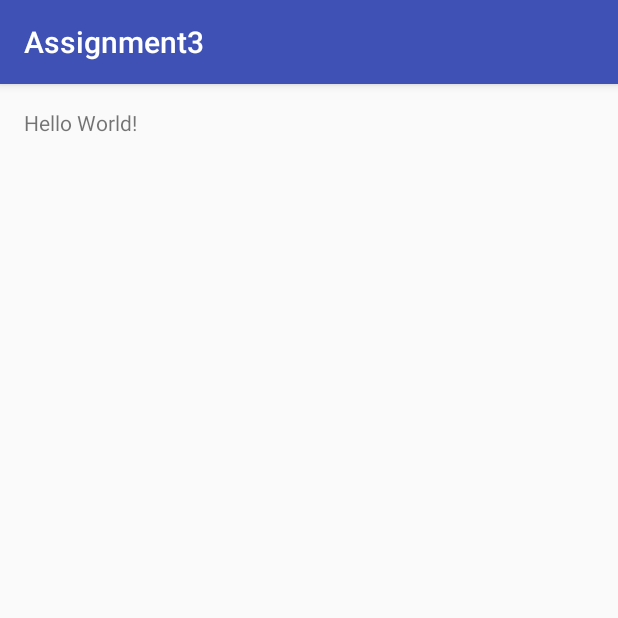
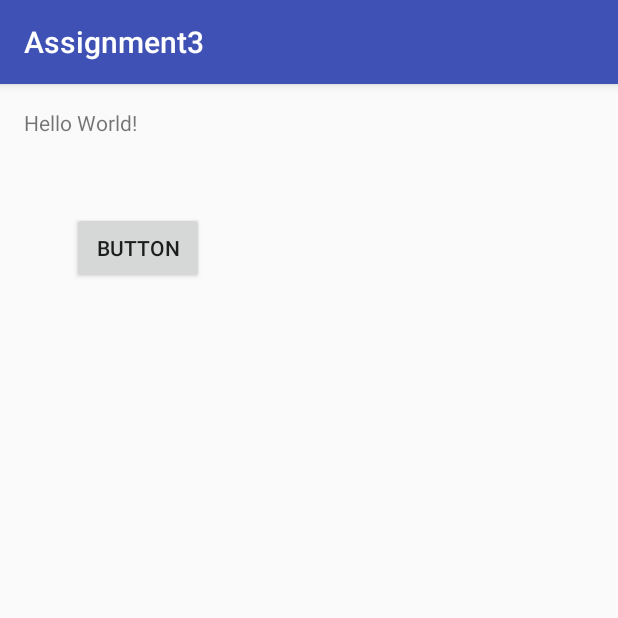
Before and after one commit to chandangs16/Activity-Recognition-Using-Accelerometer, an Android app: the screen it shows after launch (MainActivity), on a phone screen of 412 x 824 dp, the top half of it. Run offline under Robolectric (Android 15) with nearby library versions, the phone set to English and light mode, and no system bars.

```diff
--- a/app/src/main/res/layout/activity_main.xml
+++ b/app/src/main/res/layout/activity_main.xml
@@ -14,4 +14,13 @@
         android:layout_width="wrap_content"
         android:layout_height="wrap_content"
         android:text="Hello World!" />
+
+    <Button
+        android:text="Button"
+        android:layout_width="wrap_content"
+        android:layout_height="wrap_content"
+        android:layout_marginStart="32dp"
+        android:layout_marginTop="69dp"
+        android:id="@+id/button"
+        android:onClick="onStartRecordingEating"/>
 </RelativeLayout>
```
Also changed, not shown: app/src/main/AndroidManifest.xml (+4 -4 lines), app/src/main/java/edu/asu/cse535/assignment3/AccIntentService.java (+14 -13 lines).
